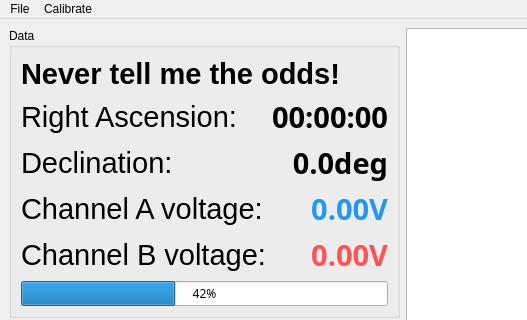
Above: threepio/misc/layout.ui from finnjames/verdant-shores before the change; both pictures show x 0 to 527 and y 0 to 320 of the 683 by 578 pixel window. Below: the same form after it.
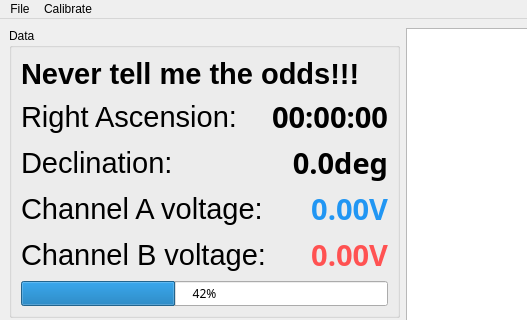
That is the form after the change. Custom widgets are drawn as their Qt base class.

The edit to the form file:
```diff
--- a/threepio/misc/layout.ui
+++ b/threepio/misc/layout.ui
@@ -346,7 +346,7 @@
           </font>
          </property>
          <property name="text">
-          <string>Never tell me the odds!</string>
+          <string>Never tell me the odds!!!</string>
          </property>
         </widget>
        </item>
```
